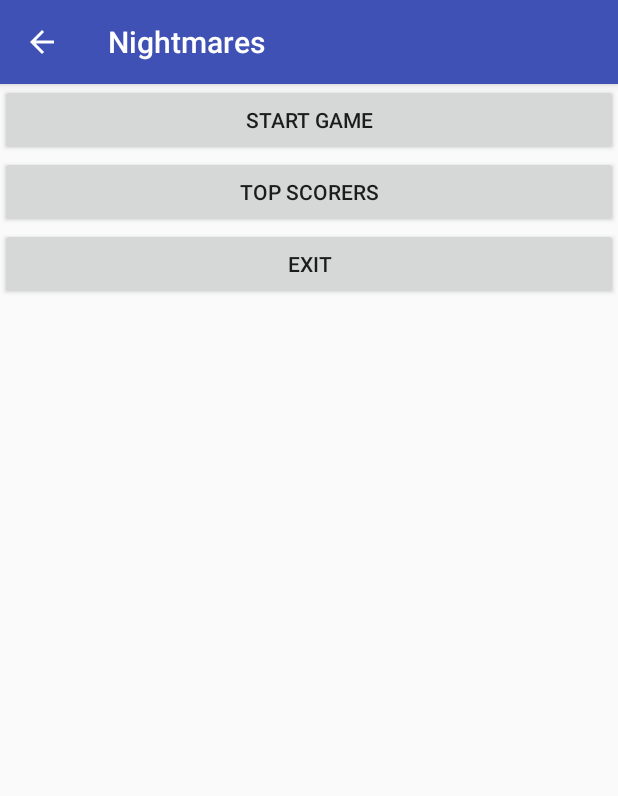
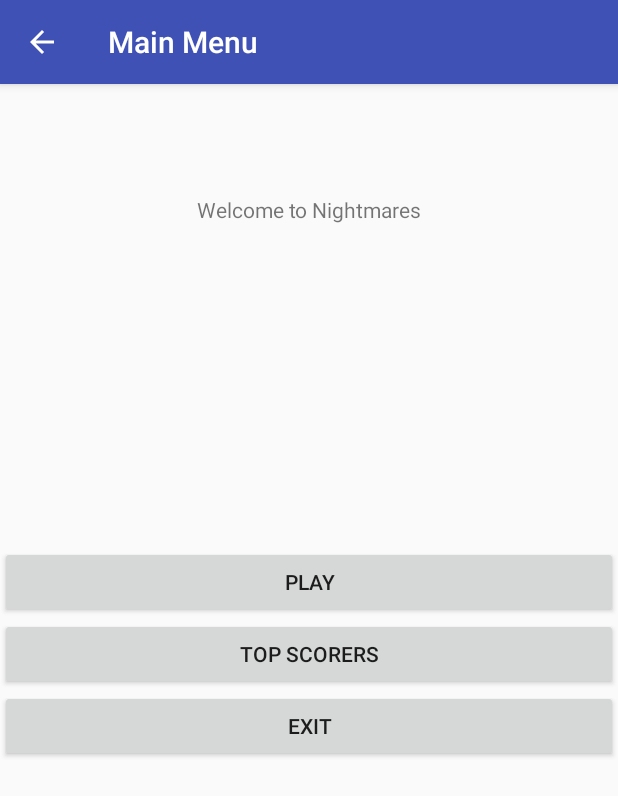
Before and after one commit to erikbg7/Nightmares-Implementation, an Android app: the MenuActivity screen opened directly, with no data from a screen before it, on a phone screen of 412 x 824 dp. Shown: the top 796 px of the screen. Run offline under Robolectric (Android 15) with nearby library versions, the phone set to English and light mode, and no system bars.

Commit message:
Added activities for main menu and for scores list

```diff
--- a/app/src/main/java/erikblanca/dsa/eetac/edu/upc/nightmares/MenuActivity.java
+++ /dev/null
@@ -1,23 +0,0 @@
-package erikblanca.dsa.eetac.edu.upc.nightmares;
-
-/**
- * Created by erikb on 1/14/2019.
- */
-import android.content.Intent;
-import android.os.Bundle;
-import android.support.v4.app.DialogFragment;
-import android.support.v7.app.AppCompatActivity;
-import android.support.v7.widget.LinearLayoutManager;
-import android.support.v7.widget.RecyclerView;
-import android.content.Context;
-
-
-public class MenuActivity extends AppCompatActivity {
-    Context mContext = this;
-
-    @Override
-    protected void onCreate(Bundle savedInstanceState) {
-        super.onCreate(savedInstanceState);
-        setContentView(R.layout.activity_menu);
-    }
-}
--- a/app/src/main/java/erikblanca/dsa/eetac/edu/upc/nightmares/LogSignTemplate.java
+++ b/app/src/main/java/erikblanca/dsa/eetac/edu/upc/nightmares/models/LogSignTemplate.java
@@ -1,4 +1,4 @@
-package erikblanca.dsa.eetac.edu.upc.nightmares;
+package erikblanca.dsa.eetac.edu.upc.nightmares.models;
 
 /**
  * Created by erikb on 1/13/2019.
--- a/app/src/main/res/layout/activity_menu.xml
+++ b/app/src/main/res/layout/activity_menu.xml
@@ -3,26 +3,31 @@
     xmlns:app="http://schemas.android.com/apk/res-auto"
     xmlns:tools="http://schemas.android.com/tools"
     android:layout_width="match_parent"
-    android:layout_height="match_parent">
+    android:layout_height="match_parent"
+    tools:layout_editor_absoluteY="81dp">
 
     <LinearLayout
         android:id="@+id/linearLayout2"
-        android:layout_width="match_parent"
+        android:layout_width="0dp"
         android:layout_height="152dp"
         android:orientation="vertical"
-        tools:layout_editor_absoluteX="0dp"
-        tools:layout_editor_absoluteY="224dp">
+        app:layout_constraintBottom_toBottomOf="parent"
+        app:layout_constraintEnd_toEndOf="parent"
+        app:layout_constraintStart_toStartOf="parent"
+        app:layout_constraintTop_toTopOf="parent">
 
         <Button
             android:id="@+id/button2"
             android:layout_width="match_parent"
             android:layout_height="wrap_content"
-            android:text="Start Game" />
+            android:text="Play" />
 
         <Button
             android:layout_width="match_parent"
             android:layout_height="wrap_content"
-            android:text="Top Scorers" />
+            android:text="Top Scorers"
+            android:onClick="topScorersButtonClicked"/>
+
 
         <Button
             android:id="@+id/button3"
@@ -34,10 +39,24 @@
     <TextView
         android:id="@+id/textView"
         android:layout_width="wrap_content"
-        android:layout_height="0dp"
-        android:layout_marginBottom="76dp"
+        android:layout_height="22dp"
+        android:layout_marginTop="74dp"
         android:text="Welcome to Nightmares"
-        app:layout_constraintBottom_toTopOf="@+id/linearLayout2"
         app:layout_constraintEnd_toEndOf="parent"
-        app:layout_constraintStart_toStartOf="parent" />
+        app:layout_constraintStart_toStartOf="parent"
+        app:layout_constraintTop_toTopOf="parent" />
+
+    <android.support.constraint.Guideline
+        android:id="@+id/guideline"
+        android:layout_width="wrap_content"
+        android:layout_height="wrap_content"
+        android:orientation="vertical"
+        app:layout_constraintGuide_begin="47dp" />
+
+    <android.support.constraint.Guideline
+        android:id="@+id/guideline2"
+        android:layout_width="wrap_content"
+        android:layout_height="wrap_content"
+        android:orientation="vertical"
+        app:layout_constraintGuide_end="364dp" />
 </android.support.constraint.ConstraintLayout>
```
Also changed, not shown: app/src/main/AndroidManifest.xml (+9 -5 lines), app/src/main/java/erikblanca/dsa/eetac/edu/upc/nightmares/MainActivity.java (deleted, +0 -193 lines), app/src/main/java/erikblanca/dsa/eetac/edu/upc/nightmares/NewTrkDialog.java (deleted, +0 -64 lines), app/src/main/java/erikblanca/dsa/eetac/edu/upc/nightmares/Track.java (deleted, +0 -54 lines), app/src/main/java/erikblanca/dsa/eetac/edu/upc/nightmares/TrackAPI.java (deleted, +0 -22 lines), app/src/main/java/erikblanca/dsa/eetac/edu/upc/nightmares/activities/MainActivity.java (added, +98 -0 lines), app/src/main/java/erikblanca/dsa/eetac/edu/upc/nightmares/activities/MenuActivity.java (added, +34 -0 lines), app/src/main/java/erikblanca/dsa/eetac/edu/upc/nightmares/services/NightAPI.java (renamed from app/src/main/java/erikblanca/dsa/eetac/edu/upc/nightmares/NightAPI.java, +6 -1 lines), app/src/main/java/erikblanca/dsa/eetac/edu/upc/nightmares/utils/MyAdapter.java (renamed from app/src/main/java/erikblanca/dsa/eetac/edu/upc/nightmares/MyAdapter.java, +15 -17 lines), app/src/main/res/layout/activity_main.xml (+19 -21 lines), app/src/main/res/layout/credentials_layout.xml (renamed from app/src/main/res/layout/new_track_layout.xml, +14 -13 lines), app/src/main/res/layout/info_layout.xml (renamed from app/src/main/res/layout/track_layout.xml).
